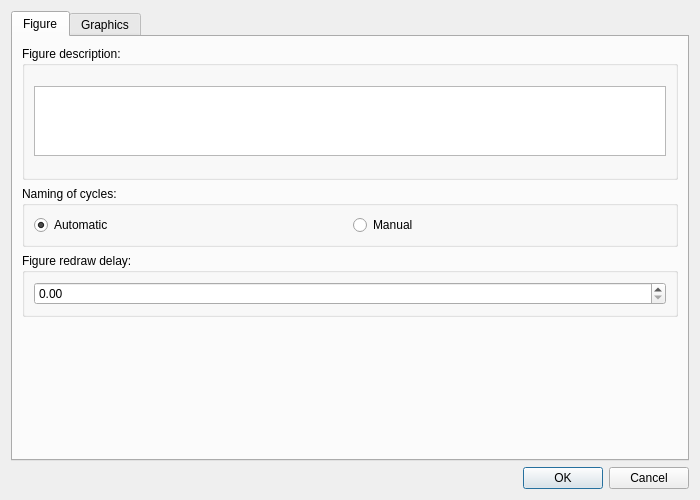
Above: forms/settingsdialog.ui from lhutton1/moebinv-gui before the change. Below: the same form after it.
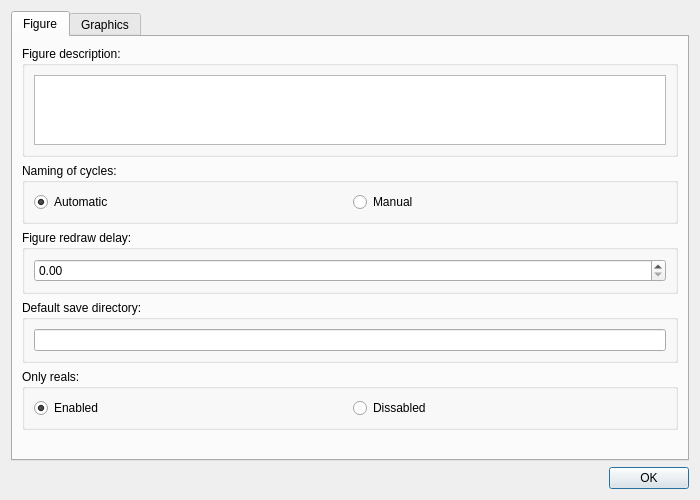
That is the form after the change. The open tabs and pages were chosen to show the change.

```diff
--- a/forms/settingsdialog.ui
+++ b/forms/settingsdialog.ui
@@ -81,6 +81,44 @@
          </layout>
         </widget>
        </item>
+       <item>
+        <widget class="QGroupBox" name="groupBox_6">
+         <property name="title">
+          <string>Default save directory:</string>
+         </property>
+         <layout class="QVBoxLayout" name="verticalLayout_6">
+          <item>
+           <widget class="QLineEdit" name="lineEdit"/>
+          </item>
+         </layout>
+        </widget>
+       </item>
+       <item>
+        <widget class="QGroupBox" name="groupBox_7">
+         <property name="title">
+          <string>Only reals:</string>
+         </property>
+         <layout class="QHBoxLayout" name="horizontalLayout_2">
+          <item>
+           <widget class="QRadioButton" name="radioButton">
+            <property name="text">
+             <string>Enabled</string>
+            </property>
+            <property name="checked">
+             <bool>true</bool>
+            </property>
+           </widget>
+          </item>
+          <item>
+           <widget class="QRadioButton" name="radioButton_2">
+            <property name="text">
+             <string>Dissabled</string>
+            </property>
+           </widget>
+          </item>
+         </layout>
+        </widget>
+       </item>
        <item>
         <spacer name="verticalSpacer">
          <property name="orientation">
@@ -327,7 +365,7 @@
       <enum>Qt::Horizontal</enum>
      </property>
      <property name="standardButtons">
-      <set>QDialogButtonBox::Cancel|QDialogButtonBox::Ok</set>
+      <set>QDialogButtonBox::Ok</set>
      </property>
     </widget>
    </item>
```
Left out of the diff: 2 changed lines with no effect on the pictures.
